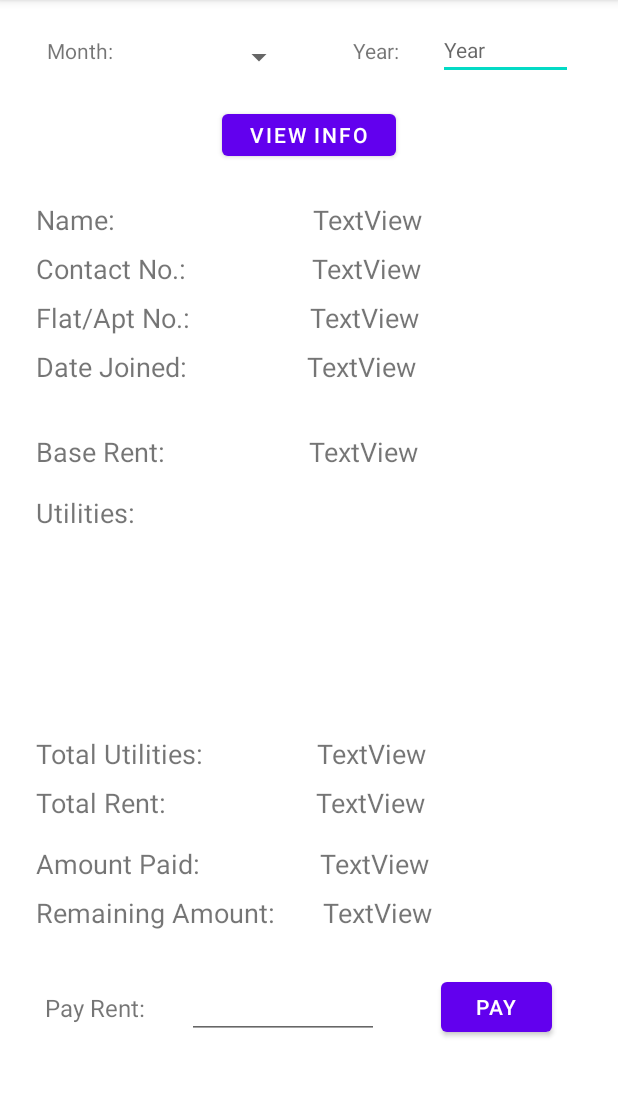
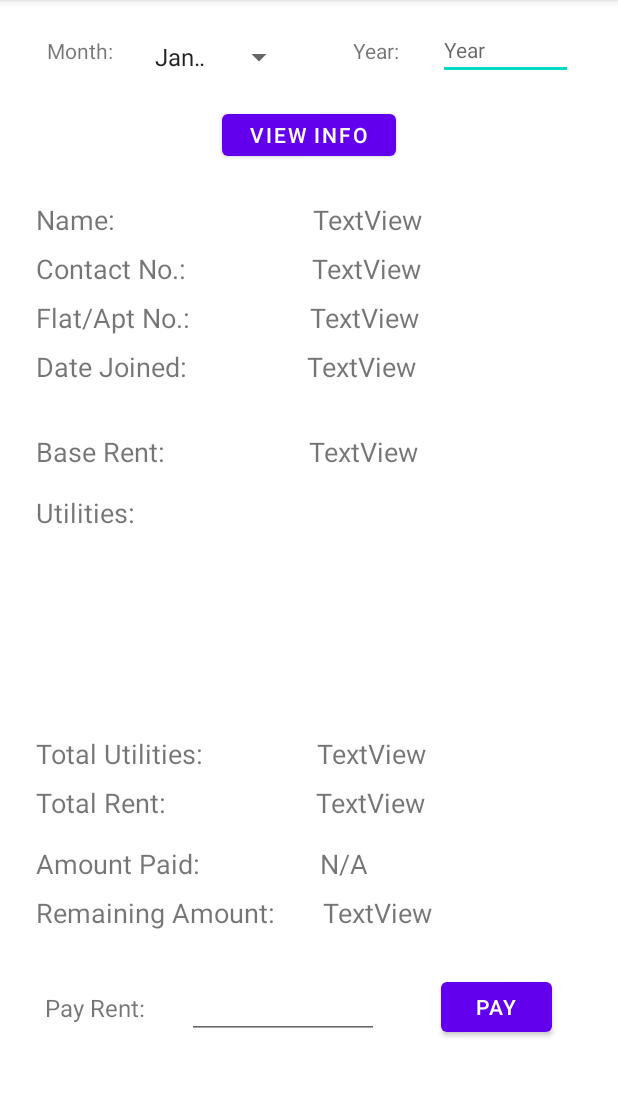
Before and after one commit to mafu-rahman/Tenant-Management, an Android app: the TenantView screen opened directly, with no data from a screen before it, on a phone screen of 412 x 824 dp, the part 84-1181 px from its top. Run offline under Robolectric (Android 15) with nearby library versions, the phone set to English and light mode, and no system bars; 2 statements that could not run were skipped.

Commit message:
completed activity_tenant_view.xml and TenantView.java

```diff
--- a/app/src/main/java/model/Utilities.java
+++ b/app/src/main/java/model/Utilities.java
@@ -22,7 +22,7 @@ public class Utilities {
     }
 
     public String toString(){
-        return this.name + ": amount: " + this.amount;
+        return this.name + ": " + this.amount;
     }
 
 }
--- a/app/src/main/res/layout/activity_tenant_view.xml
+++ b/app/src/main/res/layout/activity_tenant_view.xml
@@ -23,6 +23,8 @@
         android:layout_width="101dp"
         android:layout_height="28dp"
         android:layout_marginTop="24dp"
+        android:entries="@array/months"
+        android:spinnerMode="dropdown"
         app:layout_constraintEnd_toEndOf="parent"
         app:layout_constraintHorizontal_bias="0.306"
         app:layout_constraintStart_toStartOf="parent"
@@ -63,6 +65,7 @@
         android:layout_marginStart="147dp"
         android:layout_marginTop="18dp"
         android:layout_marginEnd="148dp"
+        android:onClick="onButtonViewInfoClicked"
         android:text="View Info"
         app:layout_constraintEnd_toEndOf="parent"
         app:layout_constraintStart_toStartOf="parent"
@@ -76,7 +79,7 @@
         android:layout_marginTop="28dp"
         android:layout_marginEnd="26dp"
         android:ems="10"
-        android:inputType="numberDecimal"
+        android:inputType="numberSigned|numberDecimal"
         app:layout_constraintEnd_toStartOf="@+id/buttonPayRent"
         app:layout_constraintHorizontal_bias="0.0"
         app:layout_constraintStart_toEndOf="@+id/textView9"
@@ -88,6 +91,7 @@
         android:layout_height="45dp"
         android:layout_marginTop="28dp"
         android:layout_marginEnd="44dp"
+        android:onClick="onButtonPayRentClicked"
         android:text="Pay"
         app:layout_constraintEnd_toEndOf="parent"
         app:layout_constraintTop_toBottomOf="@+id/outputRemainingAmount" />
@@ -193,7 +197,7 @@
         app:layout_constraintTop_toBottomOf="@+id/outputName" />
 
     <ListView
-        android:id="@+id/listViewUtilities"
+        android:id="@+id/listViewUtilitiesTenantInfo"
         android:layout_width="251dp"
         android:layout_height="138dp"
         android:layout_marginStart="59dp"
@@ -319,7 +323,7 @@
         android:layout_height="wrap_content"
         android:layout_marginStart="80dp"
         android:layout_marginTop="16dp"
-        android:text="TextView"
+        android:text="N/A"
         android:textSize="18sp"
         app:layout_constraintStart_toEndOf="@+id/textView27"
         app:layout_constraintTop_toBottomOf="@+id/outputTotalRent" />
```
Also changed, not shown: app/src/main/java/com/tenantmanagement/app/TenantList.java (+1 -16 lines), app/src/main/java/com/tenantmanagement/app/TenantView.java (+40 -0 lines), app/src/main/java/model/Tenant.java (+12 -3 lines), app/src/main/java/model/Time.java (+6 -6 lines).
